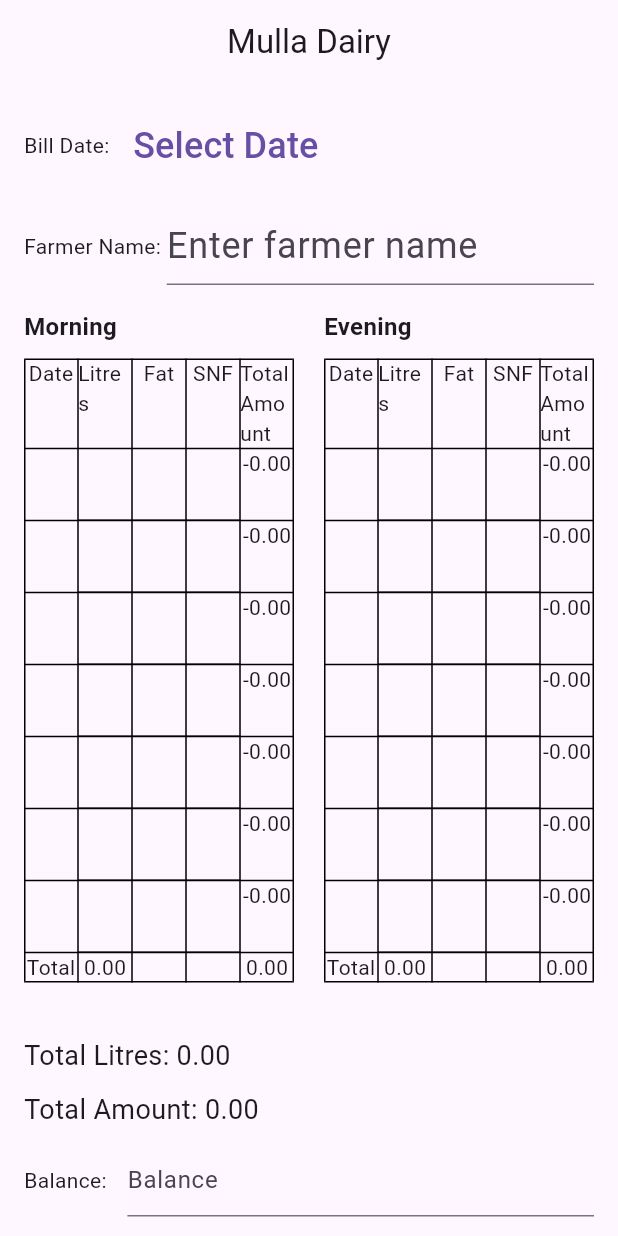
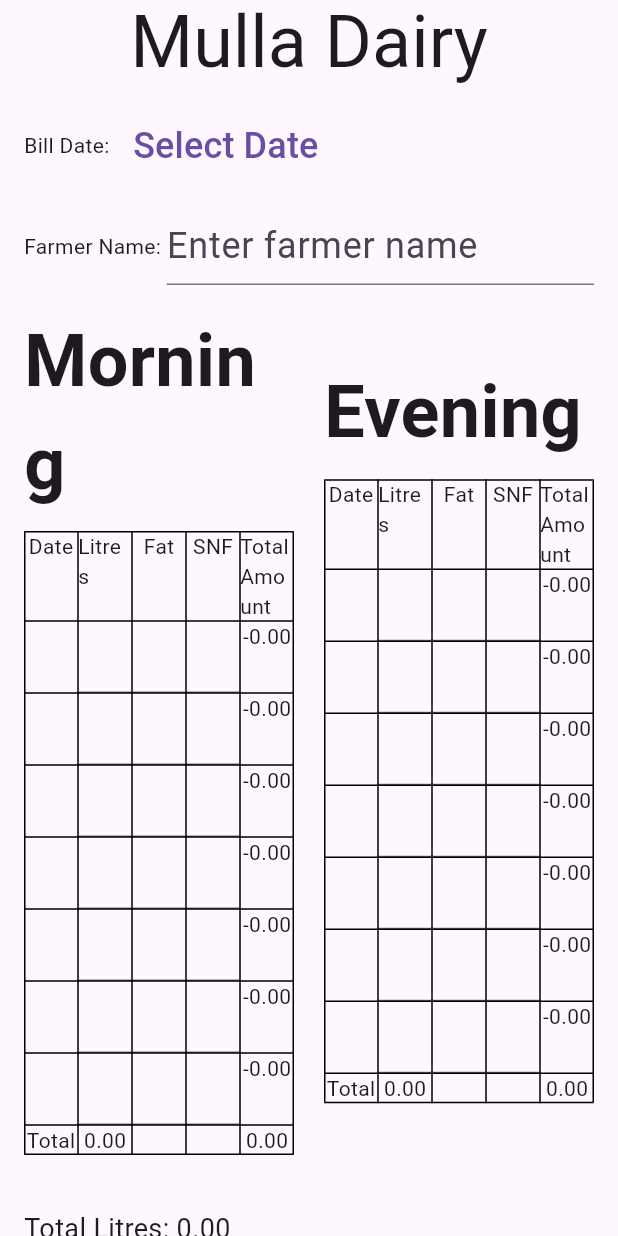
Before and after one commit to imtiyazakiwat/Mustafa-Dairy, a Flutter app: the screen it shows after launch, on a phone screen of 412 x 824 dp. Run offline on Flutter 3.47's test engine with Material 3 defaults, Android fonts, the light colour scheme and no system bars.

Commit message:
Update main.dart

```diff
--- a/lib/main.dart
+++ b/lib/main.dart
@@ -32,6 +32,7 @@ class _CalculationPageState extends State<CalculationPage> {
   double totalMorningAmount = 0;
   double totalEveningAmount = 0;
   double totalAmount = 0;
+  double dateFontSize = 24.0;
 
   @override
   Widget build(BuildContext context) {
@@ -40,7 +41,7 @@ class _CalculationPageState extends State<CalculationPage> {
 
     return Scaffold(
       appBar: AppBar(
-        title: Center(child: Text('Mulla Dairy')),
+        title: Center(child: Text('Mulla Dairy', style: TextStyle(fontSize: 48),)), // Triple the size of the title
       ),
       body: Column(
         crossAxisAlignment: CrossAxisAlignment.start,
@@ -57,7 +58,7 @@ class _CalculationPageState extends State<CalculationPage> {
                   child: Text(selectedDate == null
                       ? 'Select Date'
                       : '${selectedDate!.day}/${selectedDate!.month}/${selectedDate!.year}',
-                      style: TextStyle(fontSize: 24)), // Double the size of the selected date
+                      style: TextStyle(fontSize: dateFontSize)), // Use variable for font size
                 ),
               ],
             ),
@@ -215,7 +216,7 @@ class _CalculationPageState extends State<CalculationPage> {
       children: [
         Text(
           '$title',
-          style: TextStyle(fontSize: 16, fontWeight: FontWeight.bold),
+          style: TextStyle(fontSize: 48, fontWeight: FontWeight.bold), // Triple the size of the title
         ),
         SizedBox(height: 10),
         Table(
@@ -299,6 +300,7 @@ class _CalculationPageState extends State<CalculationPage> {
       setState(() {
         selectedDate = picked;
         _generatePreviousDates();
+        dateFontSize = 48.0; // Double the font size after selecting the date
       });
     }
   }
```
